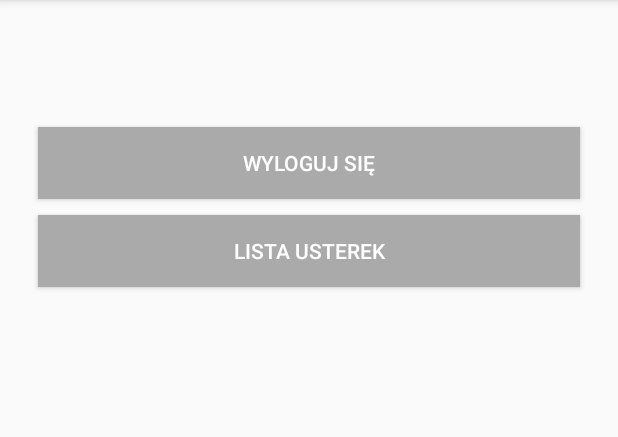
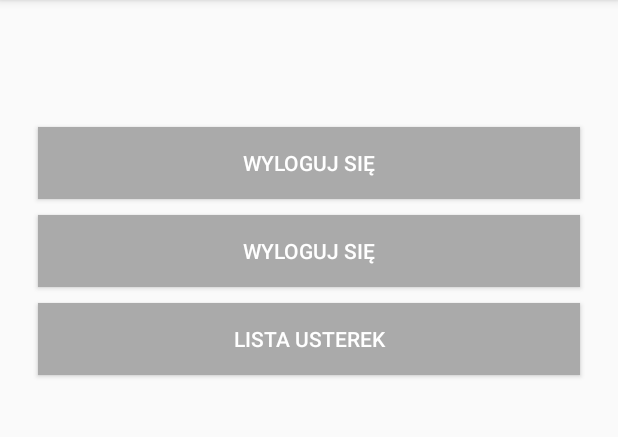
Before and after one commit to Schecter123/NaprawPollubMobile, an Android app: the DashboardActivity screen opened directly, with no data from a screen before it, on a phone screen of 412 x 824 dp, the part 84-521 px from its top. Run offline under Robolectric (Android 15) with nearby library versions, the phone set to English and light mode, and no system bars; 1 statement that could not run was skipped.

Commit message:
Wstęp do dodawania usterek

```diff
--- a/app/src/main/AndroidManifest.xml
+++ b/app/src/main/AndroidManifest.xml
@@ -14,6 +14,7 @@
         android:supportsRtl="true"
         android:theme="@style/AppTheme">
         <activity android:name=".DefectListActivity"></activity>
+        <activity android:name=".AddDefectActivity"></activity>
 
         <meta-data
             android:name="com.google.android.actions"
--- a/app/src/main/res/layout/activity_dashboard.xml
+++ b/app/src/main/res/layout/activity_dashboard.xml
@@ -12,6 +12,15 @@
         android:layout_width="wrap_content"
         android:layout_height="wrap_content"
         android:padding="20dp" />
+
+    <Button
+        android:id="@+id/btnAdd"
+        android:layout_width="match_parent"
+        android:layout_height="wrap_content"
+        android:layout_margin="5dp"
+        android:background="#aaa"
+        android:text="@string/logout"
+        android:textColor="@android:color/white" />
 
     <Button
     android:id="@+id/btnLogout"
```
